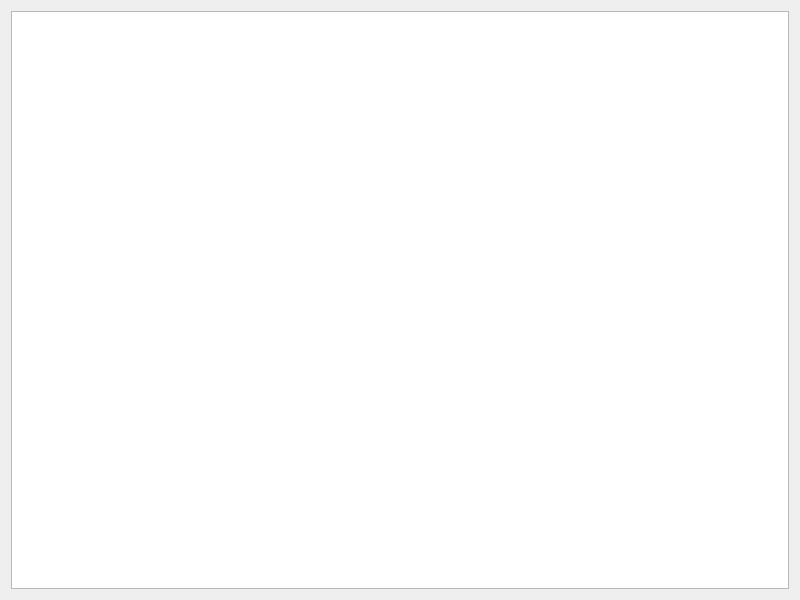
This is src/sonet_canvas.ui in jorialand/sonet_tfm_horia as Qt 5 draws it before an edit. The edited form follows.
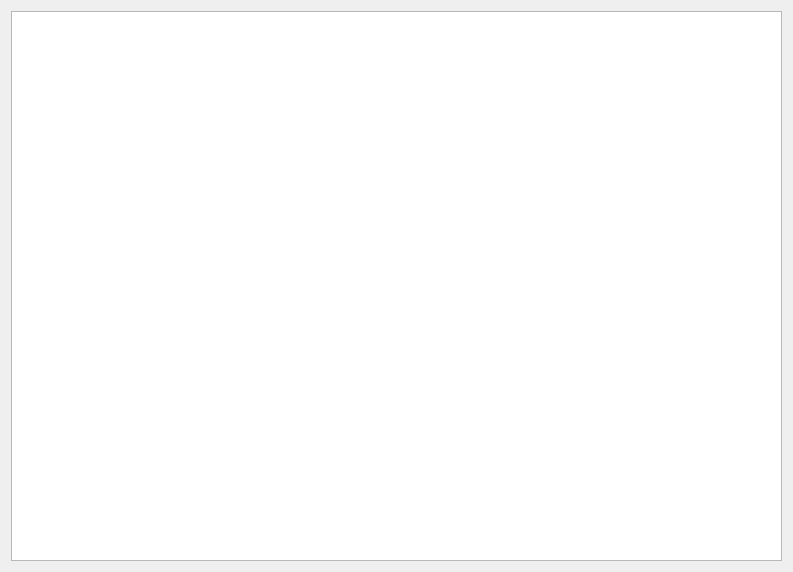
This is the edited form.

Commit message: [#46] Draft of SonetPCPManagerQt class.

Patch:
```diff
--- a/src/sonet_canvas.ui
+++ b/src/sonet_canvas.ui
@@ -6,8 +6,8 @@
    <rect>
     <x>0</x>
     <y>0</y>
-    <width>800</width>
-    <height>600</height>
+    <width>793</width>
+    <height>572</height>
    </rect>
   </property>
   <property name="windowTitle">
@@ -15,7 +15,14 @@
   </property>
   <layout class="QVBoxLayout" name="verticalLayout">
    <item>
-    <widget class="QGraphicsView" name="sonet_canvas_view"/>
+    <widget class="QGraphicsView" name="sonet_canvas_view">
+     <property name="sizePolicy">
+      <sizepolicy hsizetype="MinimumExpanding" vsizetype="MinimumExpanding">
+       <horstretch>0</horstretch>
+       <verstretch>0</verstretch>
+      </sizepolicy>
+     </property>
+    </widget>
    </item>
   </layout>
  </widget>
```
The commit also changes 15 other files.
